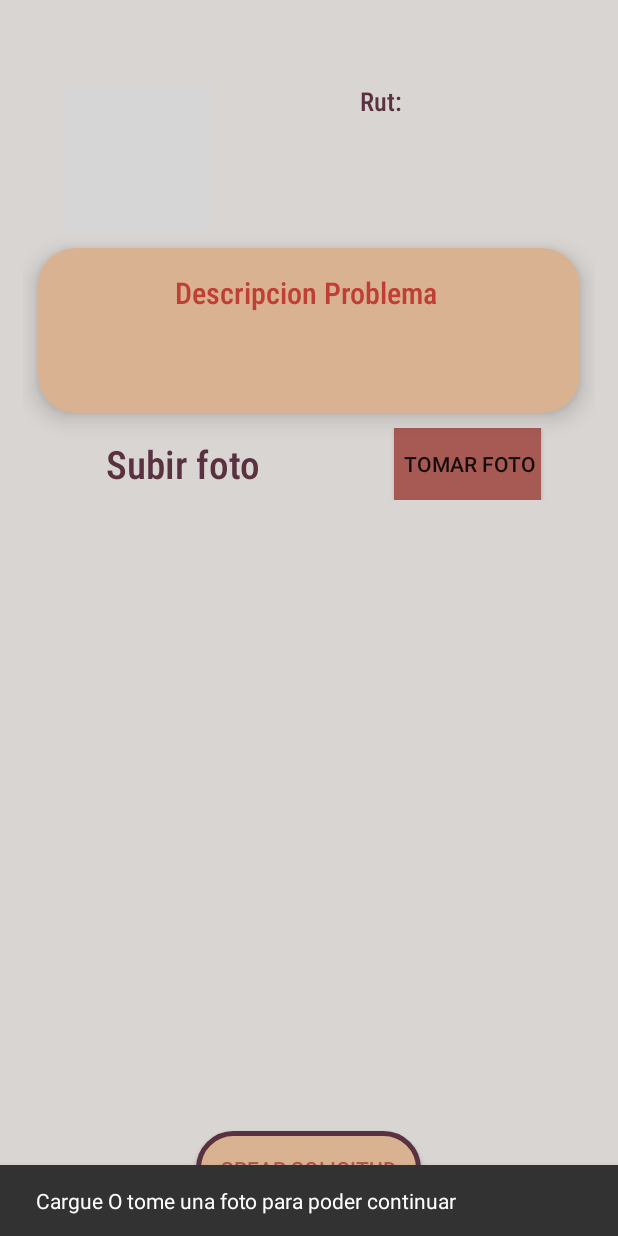
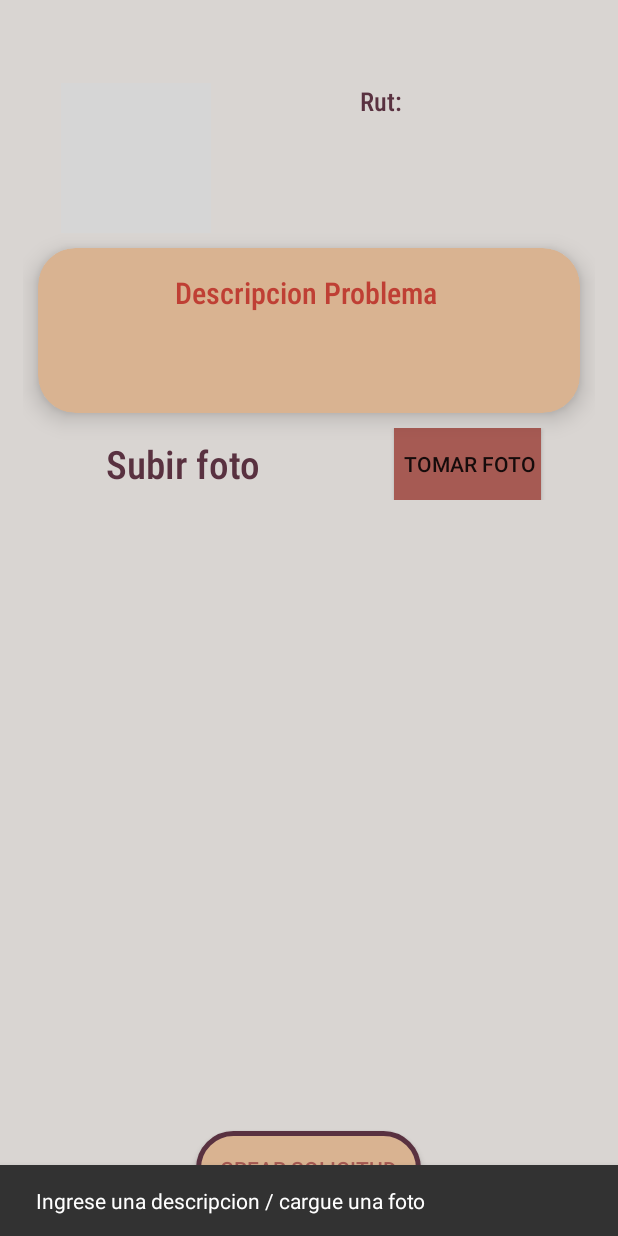
Before and after one commit to eldobal/tesis, an Android app: the fragment crearsolicitudFragment shown on its own in the app's theme, after a tap on "CREAR SOLICITUD", on a phone screen of 412 x 824 dp. Run offline under Robolectric (Android 15) with nearby library versions, the phone set to English and light mode, and no system bars; libraries missing offline, so code that uses them is left out: cn.pedant, com.basgeekball.awesomevalidation; pictures from the network do not load; grey boxes are pictures that could not be loaded.

Commit message:
orden codigo 02

```diff
--- a/app/src/main/java/com/example/practicadiseo/HomeFragment.java
+++ b/app/src/main/java/com/example/practicadiseo/HomeFragment.java
@@ -39,14 +39,13 @@ public class HomeFragment extends Fragment implements View.OnClickListener{
         salud.setOnClickListener(this);
         tecnologia.setOnClickListener(this);
 
-
         return v;
     }
 
     //metodo para que al hacer click en un cardview realice una accion que queramos
     public void onClick(View v){
         Intent i;
-
+        //carga los distintos fragments dependiendo del area que escoja el usuario
         switch (v.getId()){
             case R.id.belleza : showSelectedFragment(new areabellezaFragment()); ;break ;
             case R.id.salud : showSelectedFragment(new areasaludFragment()); ; break ;
--- a/app/src/main/java/com/example/practicadiseo/crearsolicitudFragment.java
+++ b/app/src/main/java/com/example/practicadiseo/crearsolicitudFragment.java
@@ -66,11 +66,14 @@ public class crearsolicitudFragment extends Fragment {
     EditText descripcion;
     private int idrubro=0;
     Button btnfoto,btncrearsolicitud;
-    private String ruttrabajador="",rutcliente="",nombretrabajador="",estadotrabajador="",calificaciontrabajador="",descripcionfinal="",rutafoto="";
+    private String ruttrabajador="",rutcliente="",nombretrabajador="",estadotrabajador="",calificaciontrabajador="",descripcionfinal="",rutafoto="",imagenstring="";
     private TextView rut,nombre,estado,calificacion;
     //declaracion de la ruta estatica del servidor
     final static String rutaservidor= "http://proyectotesis.ddns.net";
     int idestadosolicitud=0;
+
+
+
     public crearsolicitudFragment() {
         // Required empty public constructor
     }
@@ -99,6 +102,7 @@ public class crearsolicitudFragment extends Fragment {
         if (args == null) {
             // No hay datos, manejar excepción
         }else{
+            //se cargan los datos enviados del trabajador
             ruttrabajador= args.getString("ruttrabajador");
             nombretrabajador = args.getString("nombretrabajador");
             estadotrabajador = args.getString("estadotrabajador");
@@ -123,24 +127,24 @@ public class crearsolicitudFragment extends Fragment {
         SimpleDateFormat sdf = new SimpleDateFormat("yyyy-MM-dd HH:mm");
         final String Fechasolicitud = sdf.format(calendar.getTime());
 
-
         btncrearsolicitud.setOnClickListener(new View.OnClickListener() {
             @Override
             public void onClick(View v) {
-                String imagenstring = convertirimgstring(bitmap);
+                imagenstring = convertirimgstring(bitmap);
                 descripcionfinal= descripcion.getText().toString();
-                Retrofit retrofit = new Retrofit.Builder()
-                        .baseUrl("http://proyectotesis.ddns.net/")
-                        .addConverterFactory(ScalarsConverterFactory.create())
-                        .addConverterFactory(GsonConverterFactory.create())
-                        .build();
-                tesisAPI tesisAPI = retrofit.create(com.example.practicadiseo.tesisAPI.class);
                 //se hace la validacion
                 if(imagenstring.isEmpty()||descripcionfinal.isEmpty()){
-                    //no se ha cargado una foto
-                    Snackbar.make(getView(), "Cargue O tome una foto para poder continuar", Snackbar.LENGTH_LONG)
-                            .show();
+                    //no se ha cargado una foto o la descripcion
+                    Snackbar snackBar = Snackbar.make(getActivity().findViewById(android.R.id.content),
+                            "Ingrese una descripcion / cargue una foto", Snackbar.LENGTH_LONG);
+                    snackBar.show();
                 }else{
+                    Retrofit retrofit = new Retrofit.Builder()
+                            .baseUrl("http://proyectotesis.ddns.net/")
+                            .addConverterFactory(ScalarsConverterFactory.create())
+                            .addConverterFactory(GsonConverterFactory.create())
+                            .build();
+                    tesisAPI tesisAPI = retrofit.create(com.example.practicadiseo.tesisAPI.class);
                     //falta pasar el bitmap de la imagen sacada en el post hacia el web api
                     Call<Solicitud> call1 = tesisAPI.PostSolicitud(Fechasolicitud,descripcionfinal,rutcliente,ruttrabajador,idrubro,imagenstring);
                     call1.enqueue(new Callback<Solicitud>() {
@@ -173,7 +177,6 @@ public class crearsolicitudFragment extends Fragment {
                 }
             }
         });
-
 
 
         cargar.setOnClickListener(new View.OnClickListener() {
@@ -232,26 +235,28 @@ public class crearsolicitudFragment extends Fragment {
         if(requestCode == 10){
             Uri path= data.getData();
             fotosacada.setImageURI(path);
-
             try {
                 bitmap = MediaStore.Images.Media.getBitmap(getContext().getContentResolver(),path);
                 fotosacada.setImageBitmap(bitmap);
             }catch (IOException e){
                 e.printStackTrace();
             }
-
-
         }
     }
 
 
     //Metodo en el cual se recive un bitmap lo comprime y lo transforma en base64
     private String convertirimgstring(Bitmap bitmap){
-        ByteArrayOutputStream array= new ByteArrayOutputStream();
-        bitmap.compress(Bitmap.CompressFormat.JPEG,100,array);
-        byte[] Imagenbyte =array.toByteArray();
-        String imagenString = Base64.encodeToString(Imagenbyte,Base64.DEFAULT);
-        return imagenString;
+        if(bitmap==null){
+            //retorna un vacio si esque el bitmat no tiene una foto dentro
+            return "";
+        }else {
+            ByteArrayOutputStream array = new ByteArrayOutputStream();
+            bitmap.compress(Bitmap.CompressFormat.JPEG, 100, array);
+            byte[] Imagenbyte = array.toByteArray();
+            String imagenString = Base64.encodeToString(Imagenbyte, Base64.DEFAULT);
+            return imagenString;
+        }
     }
 
 
--- a/app/src/main/java/com/example/practicadiseo/login2Activity.java
+++ b/app/src/main/java/com/example/practicadiseo/login2Activity.java
@@ -86,16 +86,12 @@ public class login2Activity extends AppCompatActivity implements GoogleApiClient
                 .build();
         googleSignInClient = GoogleSignIn.getClient(this, gso);
 
-
-        //hola
         signInButton =(SignInButton) findViewById(R.id.Signbutton);
         txtrut = (EditText) findViewById(R.id.txtemail);
         txtpass = (EditText) findViewById(R.id.txtpassword);
         btnlogin = (Button) findViewById(R.id.btnlogin);
         btnregister = (Button) findViewById(R.id.btnregistrarse);
-
         prefs = getSharedPreferences("Preferences", Context.MODE_PRIVATE);
-
         setcredentiasexist();
 
         if(!usuarioconectado.isEmpty()&&(!contraseñausuarioconectado.isEmpty())){
@@ -106,7 +102,6 @@ public class login2Activity extends AppCompatActivity implements GoogleApiClient
 
         if (networkInfo != null && networkInfo.isConnected()) {
             // Si hay conexión a Internet en este momento
-
             signInButton.setOnClickListener(new View.OnClickListener() {
             @Override
             public void onClick(View v) {
--- a/app/src/main/java/com/example/practicadiseo/settingsFragment.java
+++ b/app/src/main/java/com/example/practicadiseo/settingsFragment.java
@@ -144,6 +144,7 @@ public class settingsFragment extends Fragment {
     private void showSelectedFragment(Fragment fragment){
         getFragmentManager().beginTransaction().replace(R.id.container,fragment)
                 .setTransition(FragmentTransaction.TRANSIT_FRAGMENT_FADE)
+                .addToBackStack(null)
                 .commit();
 
     }
--- a/app/src/main/res/layout/fragment_crearsolicitud.xml
+++ b/app/src/main/res/layout/fragment_crearsolicitud.xml
@@ -57,13 +57,22 @@
                                 android:layout_width="match_parent"
                                 android:layout_height="wrap_content">
 
+                                <RelativeLayout
+                                    android:layout_width="match_parent"
+                                    android:layout_height="wrap_content">
+
                                     <ImageView
                                         android:id="@+id/imgperfil"
                                         android:layout_width="100dp"
                                         android:layout_height="100dp"
+                                        android:layout_marginRight="20dp"
                                         android:layout_alignParentLeft="true"
                                         android:background="@color/float_transparent"
                                         android:src="@drawable/userprofile" />
+
+                                </RelativeLayout>
+
+
 
 
                                 <RelativeLayout
--- a/app/src/main/res/layout/fragment_notfound.xml
+++ b/app/src/main/res/layout/fragment_notfound.xml
@@ -43,8 +43,8 @@
                 android:layout_height="wrap_content"
                 android:textColor="@color/colordark"
                 android:fontFamily="sans-serif-condensed-medium"
-                android:textSize="17sp"
-                android:text="No se Han Encontrado Tecnicos en su Zona"
+                android:textSize="18sp"
+                android:text="No se Han Encontrado Trabajadores en su Zona"
                 >
 
             </TextView>
--- a/app/src/main/res/layout/fragment_solicitudes.xml
+++ b/app/src/main/res/layout/fragment_solicitudes.xml
@@ -158,7 +158,7 @@
                                 android:layout_height="match_parent"
                                 android:gravity="center"
                                 android:orientation="vertical"
-                                android:padding="16dp">
+                                android:padding="12dp">
 
 
 
```
Also changed, not shown: app/src/main/java/com/example/practicadiseo/listabuscarrubroFragment.java (+12 -28 lines), app/src/main/java/com/example/practicadiseo/menuActivity.java (+14 -31 lines), app/src/main/java/com/example/practicadiseo/passperfilFragment.java (+20 -0 lines), app/src/main/java/com/example/practicadiseo/perfilFragment.java (+22 -1 lines), app/src/main/java/com/example/practicadiseo/perfiltrabajadorFragment.java (+23 -8 lines), app/src/main/java/com/example/practicadiseo/register2Activity.java (+31 -7 lines), app/src/main/java/com/example/practicadiseo/solicitudeFragment.java (+15 -8 lines), app/src/main/res/layout/elemento_solicitud.xml (+4 -4 lines). Lines whose indentation alone changed are shown as unchanged.
